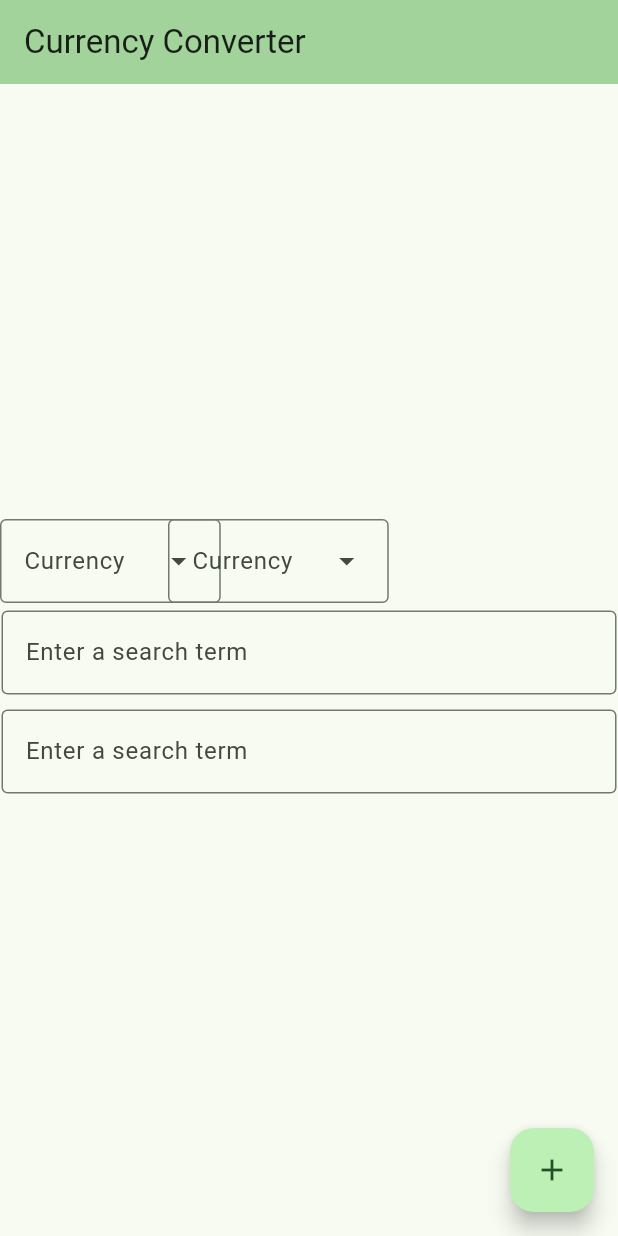
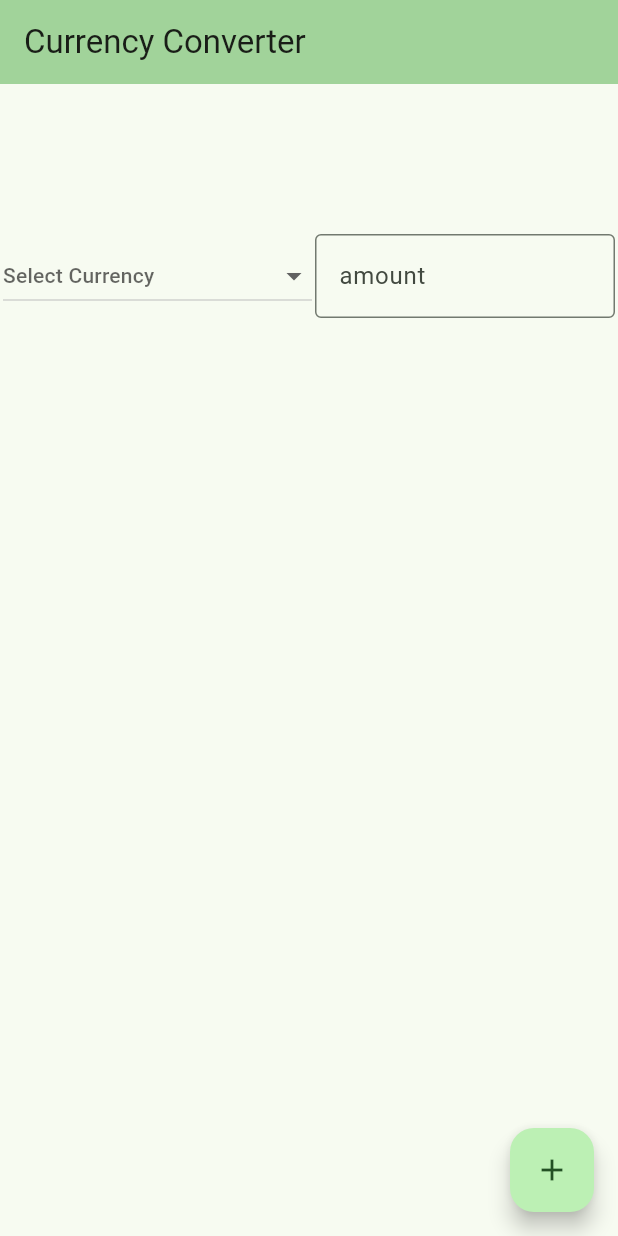
Before and after one commit to May-Hemade/currency_converter, a Flutter app: the screen it shows after launch, on a phone screen of 412 x 824 dp. Run offline on Flutter 3.47's test engine with Material 3 defaults, Android fonts, the phone set to English and light mode, and no system bars; our stand-ins replace flutter_dotenv; missing offline and left inert: country_flags; network calls fail.

Commit message:
converted from one currency to many

```diff
--- /dev/null
+++ b/lib/domain/currency.dart
@@ -0,0 +1,41 @@
+import 'dart:convert';
+import 'package:flutter/services.dart';
+
+class CurrencyInfo {
+  String symbol;
+  String flag;
+  String currencyName;
+  String countryName;
+  CurrencyInfo(
+      {required this.symbol,
+      required this.flag,
+      required this.countryName,
+      required this.currencyName});
+}
+
+class ConvertJsonToMap {
+  static Future<Map<String, CurrencyInfo>> readJson() async {
+    try {
+      final String response =
+          await rootBundle.loadString('data/currency_info.json');
+      final Map<String, dynamic> data = json.decode(response);
+
+      final Map<String, CurrencyInfo> parsedData = data.map((key, value) =>
+          MapEntry(
+              key,
+              CurrencyInfo(
+                  symbol: value["symbol"],
+                  flag: value["flag"],
+                  countryName: value["country_name"],
+                  currencyName: value["currency_name"])));
+
+      print("✅ JSON Loaded Successfully:");
+
+      print(parsedData);
+      return parsedData;
+    } catch (e) {
+      print("❌ Error loading JSON: $e");
+    }
+    return <String, CurrencyInfo>{};
+  }
+}
--- a/lib/main.dart
+++ b/lib/main.dart
@@ -1,7 +1,7 @@
-import 'dart:ffi';
-
+import 'package:currency_converter/domain/currency.dart';
 import 'package:currency_converter/service/currency_service.dart';
 import 'package:currency_converter/widgets/dropdown_currency.dart';
+import 'package:currency_converter/widgets/modal.dart';
 import 'package:flutter/material.dart';
 import 'package:flutter_dotenv/flutter_dotenv.dart';
 
@@ -38,14 +38,15 @@ class MyHomePage extends StatefulWidget {
 
 class _MyHomePageState extends State<MyHomePage> {
   Map<String, double> currencies = {};
+  Map<String, CurrencyInfo> detailedCurrencies = {};
   final currenciesService = CurrencyService();
-  TextEditingController currencyController = TextEditingController();
-  TextEditingController currencyController2 = TextEditingController();
+
   String? currencyName;
   String? currencyName2;
 
-  double? value1;
-  double? value2;
+  Set<String> selectedCurrencies = {};
+
+  double? amount;
 
   Future<void> getCurrency() async {
     var result = await currenciesService.getCurrency();
@@ -54,9 +55,18 @@ class _MyHomePageState extends State<MyHomePage> {
     });
   }
 
+  Future<void> getJSON() async {
+    var result = await ConvertJsonToMap.readJson();
+    setState(() {
+      detailedCurrencies = result;
+    });
+  }
+
   @override
   void initState() {
     super.initState();
+
+    getJSON();
     fetchCurrencies();
   }
 
@@ -64,17 +74,29 @@ class _MyHomePageState extends State<MyHomePage> {
     await getCurrency();
   }
 
-  void getConvertedCurrency() {
-    var convertedRate = currencies[currencyName2];
-    var rate = currencies[currencyName];
-    value1 ??= 0;
-    if (rate != null && convertedRate != null) {
-      var toUSD = value1! / rate;
-      var toNewCurrency = toUSD * convertedRate;
-      currencyController2.text = toNewCurrency.toString();
+  double? getConvertedCurrency(
+      {required String? fromCurrency,
+      required String? toCurrency,
+      required double? amount}) {
+    var toRate = currencies[toCurrency];
+    var fromRate = currencies[fromCurrency];
+
+    amount ??= 0;
+    if (fromRate != null && toRate != null) {
+      var usdAmount = amount / fromRate;
+      return usdAmount * toRate;
     }
+    return null;
   }
 
+  void addCurrencyToList(String currencyKey) {
+    setState(() {
+      selectedCurrencies.add(currencyKey);
+    });
+    print(selectedCurrencies);
+  }
+
+  void getAllCurrenciesConverted() {}
   @override
   Widget build(BuildContext context) {
     return Scaffold(
@@ -82,64 +104,81 @@ class _MyHomePageState extends State<MyHomePage> {
         backgroundColor: Theme.of(context).colorScheme.inversePrimary,
         title: Text(widget.title),
       ),
-      body: Center(
+      body: Padding(
+        padding: const EdgeInsets.only(top: 100),
         child: Column(
-          mainAxisAlignment: MainAxisAlignment.center,
+          mainAxisAlignment: MainAxisAlignment.start,
           children: <Widget>[
             Row(
+              mainAxisAlignment: MainAxisAlignment.spaceEvenly,
               children: [
-                DropdownCurrency(
-                    names: currencies.keys.toList(),
-                    onSelected: (name) {
+                Flexible(
+                  child: SizedBox(
+                    width: 350,
+                    child: DropdownCurrency(
+                        entries: detailedCurrencies.entries.toList(),
+                        onSelected: (key) {
                           setState(() {
-                        currencyName = name;
+                            currencyName = key;
                           });
                         }),
-                DropdownCurrency(
-                  names: currencies.keys.toList(),
-                  onSelected: (name) {
+                  ),
+                ),
+                Flexible(
+                  child: SizedBox(
+                    width: 200,
+                    child: TextField(
+                      onChanged: (value) {
+                        var fromValue = double.tryParse(value);
                         setState(() {
-                      currencyName2 = name;
+                          amount = fromValue;
                         });
                       },
-                ),
-              ],
-            ),
-            Padding(
-              padding: EdgeInsets.symmetric(horizontal: 1, vertical: 5),
-              child: TextField(
-                onChanged: (value) {
-                  setState(() {
-                    value1 = double.tryParse(value);
-                    getConvertedCurrency();
-                  });
-                },
-                controller: currencyController,
                       decoration: InputDecoration(
                           border: OutlineInputBorder(),
-                  hintText: 'Enter a search term',
-                ),
-              ),
-            ),
-            Padding(
-              padding: EdgeInsets.symmetric(horizontal: 1, vertical: 5),
-              child: TextField(
-                controller: currencyController2,
-                decoration: InputDecoration(
-                  border: OutlineInputBorder(),
-                  hintText: 'Enter a search term',
+                          hintText: "amount",
+                          suffixText: currencyName != null &&
+                                  detailedCurrencies.containsKey(currencyName)
+                              ? detailedCurrencies[currencyName]!.symbol
+                              : "-",
+                          suffixStyle: TextStyle(
+                              fontSize: 16, fontWeight: FontWeight.w300)),
                     ),
                   ),
                 ),
               ],
             ),
+            Row(
+              children: [
+                Expanded(
+                  child: ListView(
+                    shrinkWrap: true,
+                    children: [
+                      for (var key in selectedCurrencies)
+                        if (currencies.containsKey(key))
+                          Row(
+                            children: [
+                              Text(detailedCurrencies[key]?.currencyName ??
+                                  ""
+                                      "Currency not found"),
+                              Text(getConvertedCurrency(
+                                      fromCurrency: currencyName,
+                                      toCurrency: key,
+                                      amount: amount)
+                                  .toString())
+                            ],
                           ),
-      floatingActionButton: FloatingActionButton(
-        onPressed: () {
-          getConvertedCurrency();
-        },
-        tooltip: 'Increment',
-        child: const Icon(Icons.add),
+                    ],
+                  ),
+                ),
+              ],
+            )
+          ],
+        ),
+      ),
+      floatingActionButton: Modal(
+        entries: detailedCurrencies.entries.toList(),
+        onSelected: ((key) => addCurrencyToList(key!)),
       ),
     );
   }
--- a/lib/widgets/dropdown_currency.dart
+++ b/lib/widgets/dropdown_currency.dart
@@ -1,32 +1,77 @@
 import 'package:flutter/material.dart';
+import 'package:currency_converter/domain/currency.dart';
+import 'package:country_flags/country_flags.dart';
 
 class DropdownCurrency extends StatefulWidget {
-  const DropdownCurrency(
-      {super.key, required this.names, required this.onSelected});
+  const DropdownCurrency({
+    super.key,
+    required this.entries,
+    required this.onSelected,
+  });
 
-  final List<String> names;
-  final Function(String?)? onSelected;
+  final List<MapEntry<String, CurrencyInfo>> entries;
+  final Function(String?) onSelected;
 
   @override
-  State<DropdownCurrency> createState() => _DropdownCurrency();
+  State<DropdownCurrency> createState() => _DropdownCurrencyState();
 }
 
-class _DropdownCurrency extends State<DropdownCurrency> {
+class _DropdownCurrencyState extends State<DropdownCurrency> {
   String? selectedCurrency;
+
   @override
   void initState() {
     super.initState();
-    selectedCurrency = widget.names.isNotEmpty ? widget.names[0] : null;
+    selectedCurrency = widget.entries.isNotEmpty ? widget.entries[0].key : null;
   }
 
   @override
   Widget build(BuildContext context) {
-    return DropdownMenu<String>(
-        initialSelection: selectedCurrency,
-        label: const Text("Currency"),
-        dropdownMenuEntries: widget.names
-            .map((name) => DropdownMenuEntry(value: name, label: name))
-            .toList(),
-        onSelected: widget.onSelected);
+    return DropdownButton<String>(
+      value: selectedCurrency,
+      isExpanded: true,
+      hint: Text(
+        "Select Currency",
+        style: TextStyle(fontSize: 14),
+      ),
+      items: widget.entries.map((entry) {
+        return DropdownMenuItem<String>(
+          value: entry.key,
+          child: Row(
+            children: [
+              CountryFlag.fromCountryCode(
+                entry.value.flag,
+                height: 16,
+                width: 24,
+              ),
+              const SizedBox(width: 6),
+              Text.rich(
+                TextSpan(
+                  children: [
+                    TextSpan(
+                      text: entry.value.currencyName,
+                      style: const TextStyle(
+                          fontSize: 12, fontWeight: FontWeight.bold),
+                    ),
+                    TextSpan(
+                      text: " (${entry.key})",
+                      style: const TextStyle(fontSize: 10, color: Colors.grey),
+                    ),
+                  ],
+                ),
+                style: TextStyle(fontSize: 12),
+              ),
+            ],
+          ),
+        );
+      }).toList(),
+      onChanged: (newValue) {
+        setState(() {
+          selectedCurrency = newValue;
+        });
+        widget.onSelected(newValue);
+      },
+      dropdownColor: Colors.white,
+    );
   }
 }
--- /dev/null
+++ b/lib/widgets/modal.dart
@@ -0,0 +1,53 @@
+import 'package:currency_converter/domain/currency.dart';
+
+import 'package:flutter/material.dart';
+
+class Modal extends StatefulWidget {
+  const Modal({
+    super.key,
+    required this.entries,
+    required this.onSelected,
+  });
+
+  final List<MapEntry<String, CurrencyInfo>> entries;
+  final Function(String?) onSelected;
+
+  @override
+  State<Modal> createState() => _ModalState();
+}
+
+class _ModalState extends State<Modal> {
+  String? selectedCurrency;
+
+  @override
+  void initState() {
+    super.initState();
+    selectedCurrency = widget.entries.isNotEmpty ? widget.entries[0].key : null;
+  }
+
+  @override
+  Widget build(BuildContext context) {
+    return FloatingActionButton(
+      onPressed: () {
+        showModalBottomSheet(
+            context: context,
+            builder: (BuildContext context) {
+              return ListView.builder(
+                itemCount: widget.entries.length,
+                itemBuilder: (context, index) {
+                  final currency = widget.entries[index];
+                  return ListTile(
+                    title: Text(currency.key),
+                    onTap: () {
+                      widget.onSelected(currency.key);
+                      Navigator.pop(context);
+                    },
+                  );
+                },
+              );
+            });
+      },
+      child: const Icon(Icons.add),
+    );
+  }
+}
--- a/pubspec.yaml
+++ b/pubspec.yaml
@@ -9,6 +9,8 @@ environment:
   sdk: ^3.6.0
 
 dependencies:
+  country_flags: ^3.2.0
+  currency_picker: ^2.0.21
   flutter:
     sdk: flutter
 
@@ -26,3 +28,4 @@ flutter:
   uses-material-design: true
   assets:
     - .env
+    - data/currency_info.json
```
Also changed, not shown: data/currency_info.json (added, +182 -0 lines), lib/service/currency_service.dart (+4 -3 lines), lib/widgets/currencies_list.dart (added, +16 -0 lines), pubspec.lock. Lines whose indentation alone changed are shown as unchanged.
